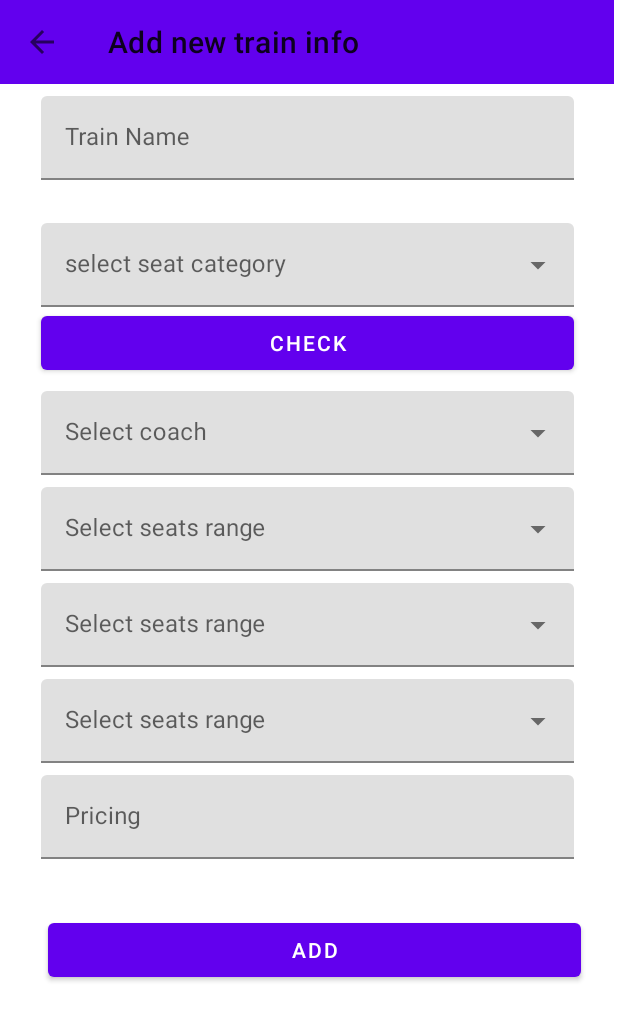
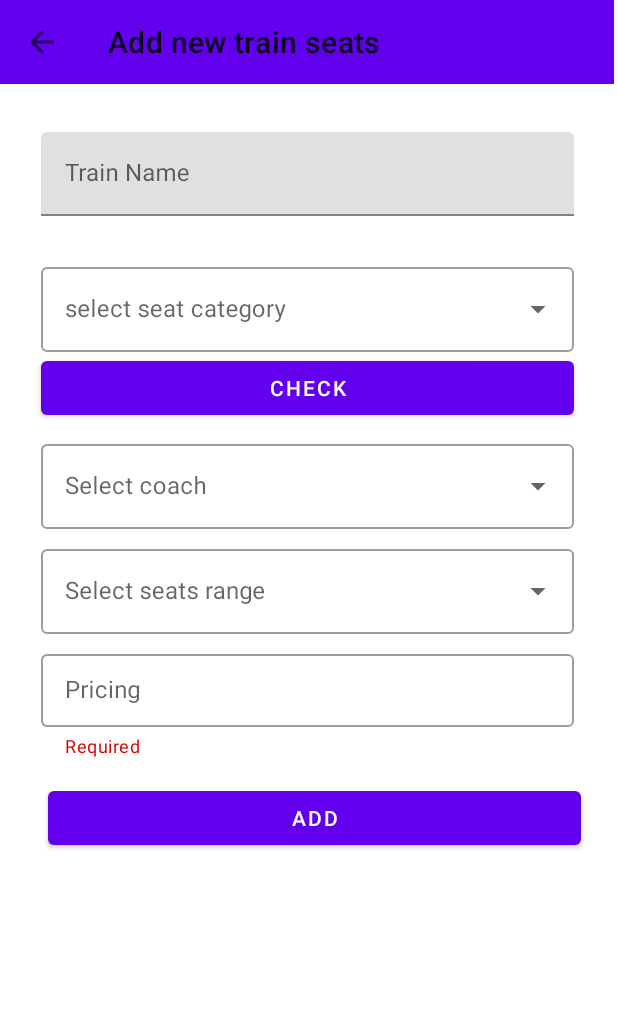
Before and after one commit to DanTheT/RailwayReservation, an Android app: the AddSeatsFragment screen opened through its navigation route, after a tap on "CHECK", on a phone screen of 412 x 824 dp. Shown: the top 1021 px of the screen. Run offline under Robolectric (Android 15) with nearby library versions, the phone set to English and light mode, and no system bars; our stand-ins replace Firebase (no records; nobody signed in at launch, a user with empty details on screens opened directly); 1 statement that could not run was skipped.

Commit message:
Committed new adjustments

```diff
--- a/app/src/main/java/com/example/railwayreservation/admin/trainSeats/addSeats/AddSeatsFragment.kt
+++ b/app/src/main/java/com/example/railwayreservation/admin/trainSeats/addSeats/AddSeatsFragment.kt
@@ -1,6 +1,7 @@
 package com.example.railwayreservation.admin.trainSeats.addSeats
 
 import android.os.Bundle
+import android.util.Log
 import androidx.fragment.app.Fragment
 import android.view.LayoutInflater
 import android.view.View
@@ -27,6 +28,7 @@ class AddSeatsFragment : Fragment() {
     private lateinit var seatsDatabase: DatabaseReference
     private lateinit var navController: NavController
     private lateinit var addViewModel: AddSeatsViewModel
+    val TAG = "Add seats fragment"
 
     override fun onCreate(savedInstanceState: Bundle?) {
         super.onCreate(savedInstanceState)
@@ -56,6 +58,8 @@ class AddSeatsFragment : Fragment() {
             findNavController().navigate(R.id.action_addSeatsFragment_to_overallTrainSeatsFragment)
         }
 
+
+
         binding.buttonCheckCategory.setOnClickListener {
             val trainName = binding.editTextSeatTrainName.text.toString()
 
@@ -74,19 +78,14 @@ class AddSeatsFragment : Fragment() {
 
             when(binding.editTextSeatCategory.text.toString()) {
                 "VIP seats" -> {
-                    insertSeatsRange()
-                    binding.editTextSeatSelectionStandardWindow.text = null
-                    binding.editTextSeatSelectionStandardAlley.text = null
+                    insertSeatsRangeVip()
                 }
+
                 "Standard seats - At Window" -> {
-                    insertSeatsRange2()
-                    binding.editTextSeatSelection.text = null
-                    binding.editTextSeatSelectionStandardAlley.text = null
+                    insertSeatsRangeWindow()
                 }
                 else -> {
-                    insertSeatsRange3()
-                    binding.editTextSeatSelection.text = null
-                    binding.editTextSeatSelectionStandardWindow.text = null
+                    insertSeatsRangeAlley()
                 }
             }
         }
@@ -94,8 +93,18 @@ class AddSeatsFragment : Fragment() {
         binding.buttonAddSeats.setOnClickListener {
             try {
                 insertSeatData()
+                Toast.makeText(requireContext(), "New seats added", Toast.LENGTH_SHORT).show()
             }catch (e: Exception){
-                e.message
+                Toast.makeText(requireContext(), e.message, Toast.LENGTH_SHORT).show()
+                e.message?.let { it1 -> Log.d(TAG, it1) }
+            }
+        }
+    }
+
+    private fun pricingFocus() {
+        binding.editTextSeatTrainPrice.setOnFocusChangeListener { _, hasFocus ->
+            if (!hasFocus) {
+                binding.seatTrainPriceLayout.helperText = null
             }
         }
     }
@@ -107,31 +116,25 @@ class AddSeatsFragment : Fragment() {
         binding.editTextSeatCategory.setAdapter(listsAdapter)
     }
 
-    private fun insertSeatsRange() {
+    private fun insertSeatsRangeVip() {
         val lists = resources.getStringArray(R.array.vip_seats_range)
 
         val listsAdapter = ArrayAdapter(requireContext(), R.layout.list_for_dropdown, lists)
         binding.editTextSeatSelection.setAdapter(listsAdapter)
-        binding.editTextSeatSelectionStandardWindow.setAdapter(null)
-        binding.editTextSeatSelectionStandardAlley.setAdapter(null)
     }
 
-    private fun insertSeatsRange2() {
+    private fun insertSeatsRangeWindow() {
         val lists = resources.getStringArray(R.array.standard_windowSeats_range)
 
         val listsAdapter = ArrayAdapter(requireContext(), R.layout.list_for_dropdown, lists)
-        binding.editTextSeatSelectionStandardWindow.setAdapter(listsAdapter)
-        binding.editTextSeatSelection.setAdapter(null)
-        binding.editTextSeatSelectionStandardAlley.setAdapter(null)
+        binding.editTextSeatSelection.setAdapter(listsAdapter)
     }
 
-    private fun insertSeatsRange3() {
+    private fun insertSeatsRangeAlley() {
         val lists = resources.getStringArray(R.array.standard_alleySeats_range)
 
         val listsAdapter = ArrayAdapter(requireContext(), R.layout.list_for_dropdown, lists)
-        binding.editTextSeatSelectionStandardAlley.setAdapter(listsAdapter)
-        binding.editTextSeatSelection.setAdapter(null)
-        binding.editTextSeatSelectionStandardWindow.setAdapter(null)
+        binding.editTextSeatSelection.setAdapter(listsAdapter)
     }
 
     private fun insertSeatsCoachesFour() {
@@ -182,7 +185,7 @@ class AddSeatsFragment : Fragment() {
         }
 
         // for window standard
-        when (binding.editTextSeatSelectionStandardWindow.text.toString()) {
+        when (binding.editTextSeatSelection.text.toString()) {
             "A3 - A13" -> {
                 val arrayList = arrayListOf<String>("A3", "A4", "A5", "A6", "A7", "A8", "A9", "A10", "A11", "A12", "A13")
 
@@ -206,7 +209,7 @@ class AddSeatsFragment : Fragment() {
         }
 
         //for standard alley seats
-        when (binding.editTextSeatSelectionStandardAlley.text.toString()) {
+        when (binding.editTextSeatSelection.text.toString()) {
             "B3 - B13" -> {
                 val arrayList = arrayListOf<String>("B3", "B4", "B5", "B6", "B7", "B8", "B9", "B10", "B11", "B12", "B13")
 
--- a/app/src/main/res/layout/fragment_add_seats.xml
+++ b/app/src/main/res/layout/fragment_add_seats.xml
@@ -22,7 +22,7 @@
                 android:layout_height="?attr/actionBarSize"
                 app:layout_scrollFlags="scroll|enterAlways|snap"
                 app:navigationIcon="@drawable/ic_arrow_back_24"
-                app:title="Add new train info" />
+                app:title="Add new train seats" />
 
         </com.google.android.material.appbar.AppBarLayout>
 
@@ -42,7 +42,7 @@
         android:id="@+id/seatTrainNameLayout"
         android:layout_width="355dp"
         android:layout_height="wrap_content"
-        android:layout_marginTop="8dp"
+        android:layout_marginTop="32dp"
         android:hint="@string/train_name_text"
         app:errorEnabled="true"
         app:layout_constraintEnd_toEndOf="parent"
@@ -60,7 +60,7 @@
     <com.google.android.material.textfield.TextInputLayout
         android:id="@+id/seatsCategoryLayout"
         android:layout_width="355dp"
-        style="@style/Widget.MaterialComponents.TextInputLayout.FilledBox.ExposedDropdownMenu"
+        style="@style/Widget.MaterialComponents.TextInputLayout.OutlinedBox.ExposedDropdownMenu"
         android:layout_height="wrap_content"
         android:layout_marginTop="8dp"
         app:layout_constraintEnd_toEndOf="parent"
@@ -91,7 +91,7 @@
         android:layout_width="355dp"
         android:layout_height="wrap_content"
         android:layout_marginTop="8dp"
-        style="@style/Widget.MaterialComponents.TextInputLayout.FilledBox.ExposedDropdownMenu"
+        style="@style/Widget.MaterialComponents.TextInputLayout.OutlinedBox.ExposedDropdownMenu"
         app:layout_constraintEnd_toEndOf="parent"
         app:layout_constraintStart_toStartOf="parent"
         app:layout_constraintTop_toBottomOf="@+id/buttonCheckCategory">
@@ -109,7 +109,7 @@
         android:layout_width="355dp"
         android:layout_height="wrap_content"
         android:layout_marginTop="8dp"
-        style="@style/Widget.MaterialComponents.TextInputLayout.FilledBox.ExposedDropdownMenu"
+        style="@style/Widget.MaterialComponents.TextInputLayout.OutlinedBox.ExposedDropdownMenu"
         app:layout_constraintEnd_toEndOf="parent"
         app:layout_constraintStart_toStartOf="parent"
         app:layout_constraintTop_toBottomOf="@+id/seatsCoachSelectionLayout">
@@ -123,51 +123,18 @@
     </com.google.android.material.textfield.TextInputLayout>
 
     <com.google.android.material.textfield.TextInputLayout
-        android:id="@+id/seatsSelectionStandardWLayout"
-        android:layout_width="355dp"
-        android:layout_height="wrap_content"
-        android:layout_marginTop="8dp"
-        style="@style/Widget.MaterialComponents.TextInputLayout.FilledBox.ExposedDropdownMenu"
-        app:layout_constraintEnd_toEndOf="parent"
-        app:layout_constraintStart_toStartOf="parent"
-        app:layout_constraintTop_toBottomOf="@+id/seatsSelectionLayout">
-
-        <AutoCompleteTextView
-            android:id="@+id/editTextSeatSelectionStandardWindow"
-            android:layout_width="match_parent"
-            android:inputType="none"
-            android:layout_height="wrap_content"
-            android:hint="Select seats range"/>
-    </com.google.android.material.textfield.TextInputLayout>
-
-    <com.google.android.material.textfield.TextInputLayout
-        android:id="@+id/seatsSelectionStandardALayout"
-        android:layout_width="355dp"
-        android:layout_height="wrap_content"
-        android:layout_marginTop="8dp"
-        style="@style/Widget.MaterialComponents.TextInputLayout.FilledBox.ExposedDropdownMenu"
-        app:layout_constraintEnd_toEndOf="parent"
-        app:layout_constraintStart_toStartOf="parent"
-        app:layout_constraintTop_toBottomOf="@+id/seatsSelectionStandardWLayout">
-
-        <AutoCompleteTextView
-            android:id="@+id/editTextSeatSelectionStandardAlley"
-            android:layout_width="match_parent"
-            android:inputType="none"
-            android:layout_height="wrap_content"
-            android:hint="Select seats range"/>
-    </com.google.android.material.textfield.TextInputLayout>
-
-    <com.google.android.material.textfield.TextInputLayout
         android:id="@+id/seatTrainPriceLayout"
         android:layout_width="355dp"
         android:layout_height="wrap_content"
         android:layout_marginTop="8dp"
         android:hint="Pricing"
         app:errorEnabled="true"
+        app:helperText="Required"
+        app:helperTextTextColor="@color/primary_red"
+        style="@style/Widget.MaterialComponents.TextInputLayout.OutlinedBox.Dense"
         app:layout_constraintEnd_toEndOf="parent"
         app:layout_constraintStart_toStartOf="parent"
-        app:layout_constraintTop_toBottomOf="@+id/seatsSelectionStandardALayout">
+        app:layout_constraintTop_toBottomOf="@+id/seatsSelectionLayout">
 
         <com.google.android.material.textfield.TextInputEditText
             android:id="@+id/editTextSeatTrainPrice"
--- a/app/src/main/res/values/strings.xml
+++ b/app/src/main/res/values/strings.xml
@@ -237,4 +237,5 @@
     <string name="listIssues_carId">Car Id: </string>
     <!-- TODO: Remove or change this placeholder text -->
     <string name="hello_blank_fragment">Hello blank fragment</string>
+    <string name="add">Add</string>
 </resources>
```
Also changed, not shown: app/src/main/java/com/example/railwayreservation/admin/trainInfo/addTrain/AddNewInfoFragment.kt (+22 -0 lines), app/src/main/java/com/example/railwayreservation/admin/trainSchedule/AddNewScheduleFragment.kt (+9 -0 lines), app/src/main/java/com/example/railwayreservation/admin/trainSchedule/AddScheduleViewModel.kt (+3 -4 lines), app/src/main/res/layout/fragment_add_new_info.xml (+15 -6 lines), app/src/main/res/layout/fragment_add_new_schedule.xml (+13 -12 lines), app/src/main/res/values/colors.xml (+8 -0 lines).
